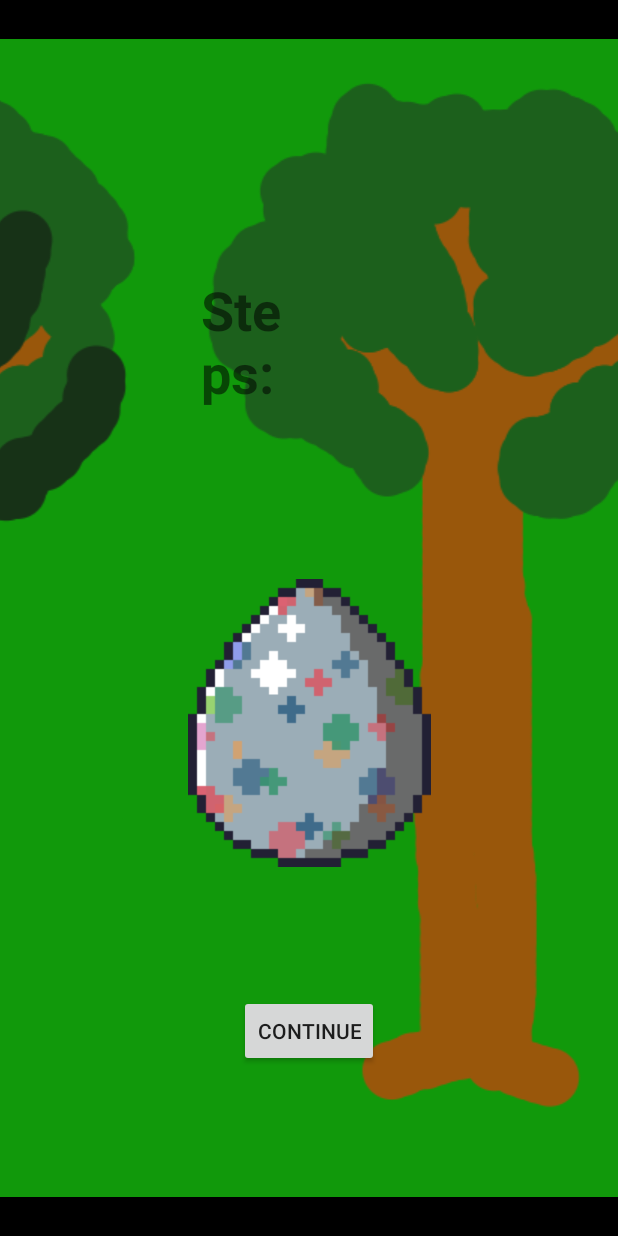
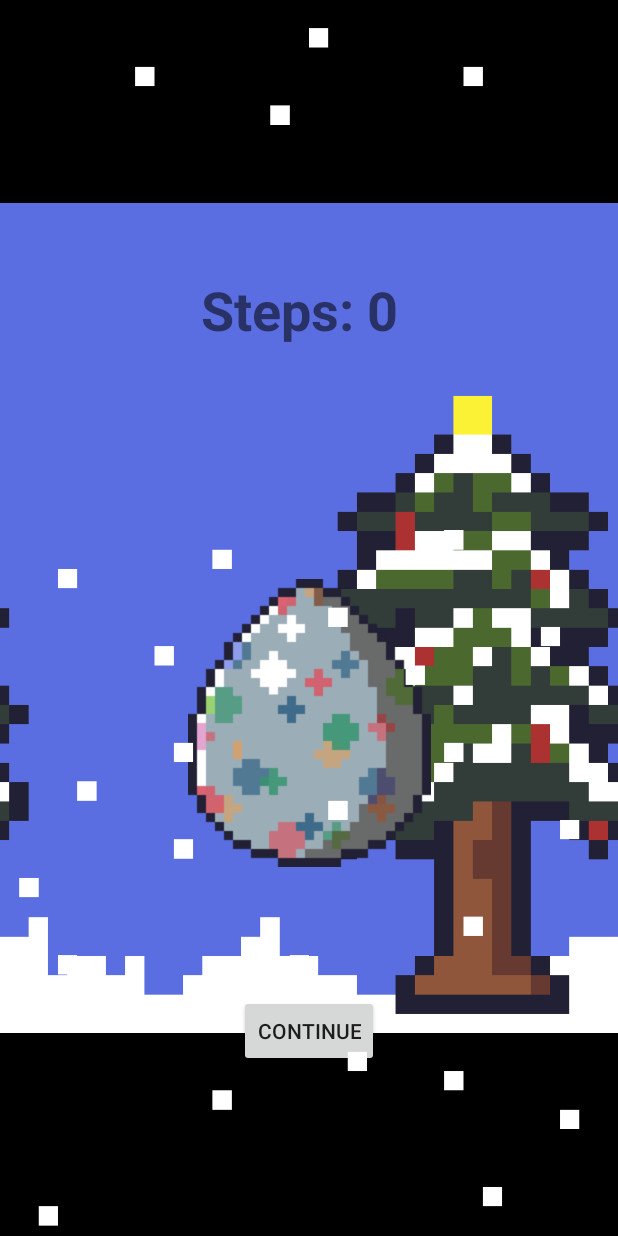
Before and after one commit to FlyingTurtle5/PetEgg, an Android app: the Outside screen opened directly, with no data from a screen before it, on a phone screen of 412 x 824 dp. Run offline under Robolectric (Android 15) with nearby library versions, the phone set to English and light mode, and no system bars.

Commit message:
added snow

```diff
--- a/app/src/main/AndroidManifest.xml
+++ b/app/src/main/AndroidManifest.xml
@@ -4,6 +4,7 @@
 
     <uses-permission android:name="android.permission.ACCESS_WIFI_STATE" />
     <uses-permission android:name="android.permission.ACCESS_FINE_LOCATION" />
+    <uses-permission android:name="android.permission.ACCESS_COARSE_LOCATION" />
     <uses-permission android:name="android.permission.VIBRATE" />
 
     <application
--- a/app/src/main/java/bth/mobile_applications/petegg/HomeScreen.java
+++ b/app/src/main/java/bth/mobile_applications/petegg/HomeScreen.java
@@ -77,7 +77,7 @@ public class HomeScreen extends AppCompatActivity {
 
         ValueAnimator starrain = ValueAnimator.ofFloat(0.0f, 1.0f);
         starrain.setRepeatCount(2);
-        starrain.setDuration(10000L);
+        starrain.setDuration(100L);
         starrain.addUpdateListener(new ValueAnimator.AnimatorUpdateListener() {
                     @Override
                     public void onAnimationUpdate(ValueAnimator animation) {
@@ -86,12 +86,13 @@ public class HomeScreen extends AppCompatActivity {
                         float translationX = width * progress;
                         star.setTranslationX(translationX);
                         star.setTranslationX(translationX - width);
+                        float progress1 = (float) animation.getAnimatedValue();
                         float height = star1.getHeight();
-                        float translationY = width * progress;
+                        float translationY = height * progress1;
                         star1.setTranslationY(translationY);
                         star1.setTranslationY(translationY - height);
-                        star1.setTranslationX(translationX);
-                        star1.setTranslationX(translationX + width);
+                        star2.setTranslationX(translationX);
+                        star2.setTranslationX(translationX + width);
                 }
         });
         starrain.start();
--- a/app/src/main/java/bth/mobile_applications/petegg/Outside.java
+++ b/app/src/main/java/bth/mobile_applications/petegg/Outside.java
@@ -92,6 +92,8 @@ public class Outside extends AppCompatActivity {
     private void animateBackground() {
         final ImageView backgroundOne = (ImageView) findViewById(R.id.backgroundTreeOne);
         final ImageView backgroundTwo = (ImageView) findViewById(R.id.backgroundTreeTwo);
+        final ImageView snowflakeOne = (ImageView) findViewById(R.id.snowdrop);
+        final ImageView snowflakeTwo = (ImageView) findViewById(R.id.snowdrop1);
 
         final ValueAnimator animator = ValueAnimator.ofFloat(0.0f, 1.0f);
         animator.setRepeatCount(ValueAnimator.INFINITE);
@@ -105,6 +107,11 @@ public class Outside extends AppCompatActivity {
                 final float translationX = width * progress;
                 backgroundOne.setTranslationX(translationX);
                 backgroundTwo.setTranslationX(translationX - width);
+                final float progress1 = (float) animation.getAnimatedValue();
+                final float height = snowflakeOne.getHeight();
+                final float translationY = height * progress1;
+                snowflakeOne.setTranslationY(translationY);
+                snowflakeTwo.setTranslationY(translationY - height);
             }
         });
         animator.start();
--- a/app/src/main/res/layout/activity_main.xml
+++ b/app/src/main/res/layout/activity_main.xml
@@ -26,7 +26,7 @@
                 app:layout_constraintEnd_toEndOf="parent"
                 app:layout_constraintStart_toStartOf="parent"
                 app:layout_constraintTop_toTopOf="parent"
-                app:srcCompat="@drawable/tree" />
+                app:srcCompat="@drawable/treebig" />
 
             <ImageView
                 android:id="@+id/backgroundTreeTwo"
@@ -37,7 +37,7 @@
                 app:layout_constraintEnd_toEndOf="parent"
                 app:layout_constraintStart_toStartOf="parent"
                 app:layout_constraintTop_toTopOf="parent"
-                app:srcCompat="@drawable/treetwo" />
+                app:srcCompat="@drawable/treebig" />
 
             <androidx.constraintlayout.widget.ConstraintLayout
                 android:layout_width="match_parent"
--- a/app/src/main/res/layout/activity_outside.xml
+++ b/app/src/main/res/layout/activity_outside.xml
@@ -26,7 +26,7 @@
                 app:layout_constraintEnd_toEndOf="parent"
                 app:layout_constraintStart_toStartOf="parent"
                 app:layout_constraintTop_toTopOf="parent"
-                app:srcCompat="@drawable/tree" />
+                app:srcCompat="@drawable/treebig" />
 
             <ImageView
                 android:id="@+id/backgroundTreeTwo"
@@ -37,7 +37,7 @@
                 app:layout_constraintEnd_toEndOf="parent"
                 app:layout_constraintStart_toStartOf="parent"
                 app:layout_constraintTop_toTopOf="parent"
-                app:srcCompat="@drawable/treetwo" />
+                app:srcCompat="@drawable/treebig" />
 
             <androidx.constraintlayout.widget.ConstraintLayout
                 android:layout_width="match_parent"
@@ -70,16 +70,37 @@
 
                 <TextView
                     android:id="@+id/steps"
-                    android:layout_width="89dp"
+                    android:layout_width="300dp"
                     android:layout_height="90dp"
                     android:layout_marginStart="134dp"
                     android:layout_marginTop="182dp"
-                    android:text="steps"
+                    android:text="@string/steps"
                     android:textSize="36sp"
                     android:textStyle="normal|bold"
                     app:layout_constraintStart_toStartOf="parent"
                     app:layout_constraintTop_toTopOf="parent" />
             </androidx.constraintlayout.widget.ConstraintLayout>
+
+            <ImageView
+                android:id="@+id/snowdrop"
+                android:layout_width="wrap_content"
+                android:layout_height="wrap_content"
+                app:layout_constraintBottom_toBottomOf="parent"
+                app:layout_constraintEnd_toEndOf="parent"
+                app:layout_constraintStart_toStartOf="parent"
+                app:layout_constraintTop_toTopOf="parent"
+                app:srcCompat="@drawable/snowbig" />
+
+            <ImageView
+                android:id="@+id/snowdrop1"
+                android:layout_width="wrap_content"
+                android:layout_height="wrap_content"
+                app:layout_constraintBottom_toBottomOf="parent"
+                app:layout_constraintEnd_toEndOf="parent"
+                app:layout_constraintStart_toStartOf="parent"
+                app:layout_constraintTop_toTopOf="parent"
+                app:srcCompat="@drawable/snowbig" />
+
         </androidx.constraintlayout.widget.ConstraintLayout>
 
     </LinearLayout>
--- a/app/src/main/res/values/strings.xml
+++ b/app/src/main/res/values/strings.xml
@@ -21,4 +21,5 @@
     <string name="health">health</string>
     <string name="change_pet_health">change pet health</string>
     <string name="allow_petegg_to_receive_information_about_current_location">Allow PetEgg to receive information about current location.</string>
+    <string name="steps">Steps:</string>
 </resources>
```
